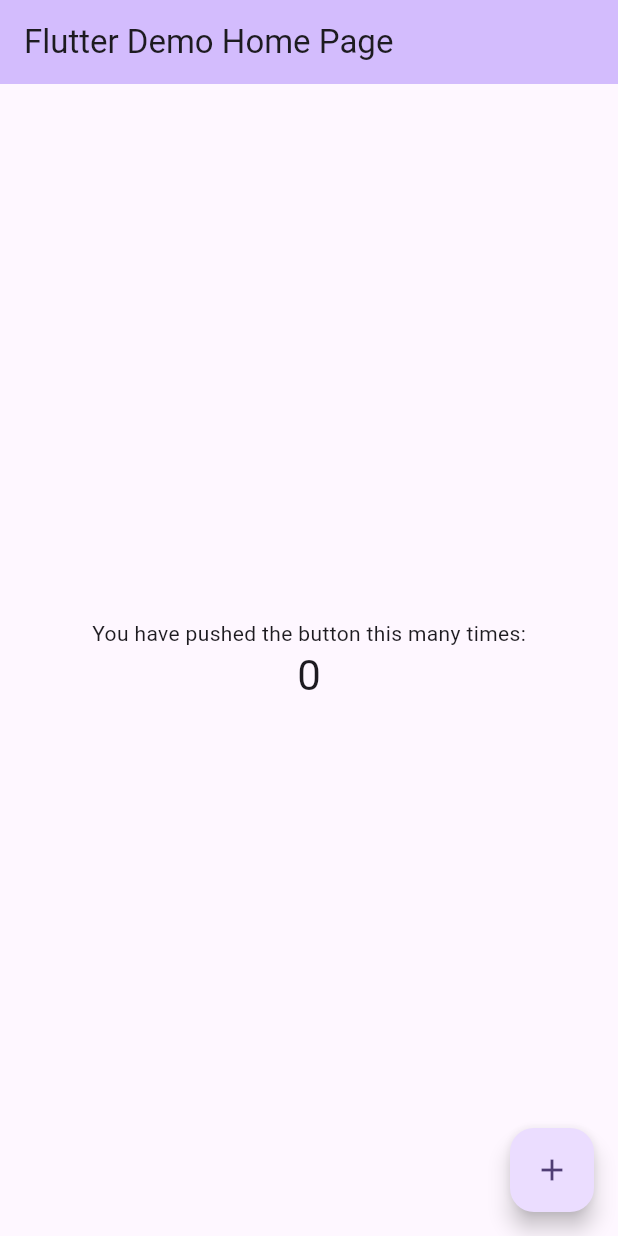
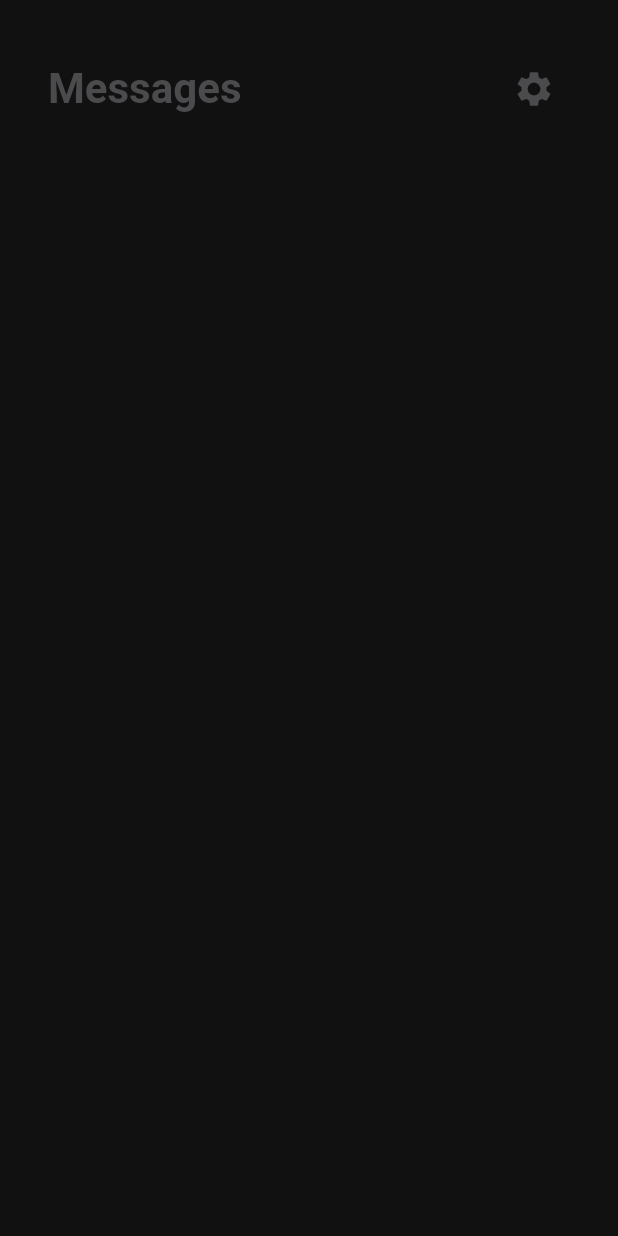
Before and after one commit to Muhammadqodir/open-control, a Flutter app: the screen it shows after launch, on a phone screen of 412 x 824 dp. Run offline on Flutter 3.47's test engine with Material 2 defaults, Android fonts, the phone set to English and light mode, and no system bars.

Commit message:
create HomePageScreen and added google-font

```diff
--- /dev/null
+++ b/opencontrol/lib/constants/constants_colors.dart
@@ -0,0 +1,5 @@
+import 'package:flutter/material.dart';
+
+const textPrimaryColor = Color(0xff4B4A4C);
+const homePageBackColor = Color(0xff121111);
+const kSecondaryColor = Color(0xffFEE6E7);
--- a/opencontrol/lib/main.dart
+++ b/opencontrol/lib/main.dart
@@ -1,125 +1,18 @@
 import 'package:flutter/material.dart';
+import 'screens/home_page_screen.dart';
 
 void main() {
   runApp(const MyApp());
 }
 
 class MyApp extends StatelessWidget {
-  const MyApp({super.key});
+  const MyApp({key});
 
   // This widget is the root of your application.
   @override
   Widget build(BuildContext context) {
     return MaterialApp(
-      title: 'Flutter Demo',
-      theme: ThemeData(
-        // This is the theme of your application.
-        //
-        // TRY THIS: Try running your application with "flutter run". You'll see
-        // the application has a blue toolbar. Then, without quitting the app,
-        // try changing the seedColor in the colorScheme below to Colors.green
-        // and then invoke "hot reload" (save your changes or press the "hot
-        // reload" button in a Flutter-supported IDE, or press "r" if you used
-        // the command line to start the app).
-        //
-        // Notice that the counter didn't reset back to zero; the application
-        // state is not lost during the reload. To reset the state, use hot
-        // restart instead.
-        //
-        // This works for code too, not just values: Most code changes can be
-        // tested with just a hot reload.
-        colorScheme: ColorScheme.fromSeed(seedColor: Colors.deepPurple),
-        useMaterial3: true,
-      ),
-      home: const MyHomePage(title: 'Flutter Demo Home Page'),
+      home: HomePageScreen(),
     );
   }
 }
-
-class MyHomePage extends StatefulWidget {
-  const MyHomePage({super.key, required this.title});
-
-  // This widget is the home page of your application. It is stateful, meaning
-  // that it has a State object (defined below) that contains fields that affect
-  // how it looks.
-
-  // This class is the configuration for the state. It holds the values (in this
-  // case the title) provided by the parent (in this case the App widget) and
-  // used by the build method of the State. Fields in a Widget subclass are
-  // always marked "final".
-
-  final String title;
-
-  @override
-  State<MyHomePage> createState() => _MyHomePageState();
-}
-
-class _MyHomePageState extends State<MyHomePage> {
-  int _counter = 0;
-
-  void _incrementCounter() {
-    setState(() {
-      // This call to setState tells the Flutter framework that something has
-      // changed in this State, which causes it to rerun the build method below
-      // so that the display can reflect the updated values. If we changed
-      // _counter without calling setState(), then the build method would not be
-      // called again, and so nothing would appear to happen.
-      _counter++;
-    });
-  }
-
-  @override
-  Widget build(BuildContext context) {
-    // This method is rerun every time setState is called, for instance as done
-    // by the _incrementCounter method above.
-    //
-    // The Flutter framework has been optimized to make rerunning build methods
-    // fast, so that you can just rebuild anything that needs updating rather
-    // than having to individually change instances of widgets.
-    return Scaffold(
-      appBar: AppBar(
-        // TRY THIS: Try changing the color here to a specific color (to
-        // Colors.amber, perhaps?) and trigger a hot reload to see the AppBar
-        // change color while the other colors stay the same.
-        backgroundColor: Theme.of(context).colorScheme.inversePrimary,
-        // Here we take the value from the MyHomePage object that was created by
-        // the App.build method, and use it to set our appbar title.
-        title: Text(widget.title),
-      ),
-      body: Center(
-        // Center is a layout widget. It takes a single child and positions it
-        // in the middle of the parent.
-        child: Column(
-          // Column is also a layout widget. It takes a list of children and
-          // arranges them vertically. By default, it sizes itself to fit its
-          // children horizontally, and tries to be as tall as its parent.
-          //
-          // Column has various properties to control how it sizes itself and
-          // how it positions its children. Here we use mainAxisAlignment to
-          // center the children vertically; the main axis here is the vertical
-          // axis because Columns are vertical (the cross axis would be
-          // horizontal).
-          //
-          // TRY THIS: Invoke "debug painting" (choose the "Toggle Debug Paint"
-          // action in the IDE, or press "p" in the console), to see the
-          // wireframe for each widget.
-          mainAxisAlignment: MainAxisAlignment.center,
-          children: <Widget>[
-            const Text(
-              'You have pushed the button this many times:',
-            ),
-            Text(
-              '$_counter',
-              style: Theme.of(context).textTheme.headlineMedium,
-            ),
-          ],
-        ),
-      ),
-      floatingActionButton: FloatingActionButton(
-        onPressed: _incrementCounter,
-        tooltip: 'Increment',
-        child: const Icon(Icons.add),
-      ), // This trailing comma makes auto-formatting nicer for build methods.
-    );
-  }
-}
--- /dev/null
+++ b/opencontrol/lib/screens/home_page_screen.dart
@@ -0,0 +1,39 @@
+import 'package:flutter/material.dart';
+import 'package:opencontrol/constants/constants_colors.dart';
+
+class HomePageScreen extends StatelessWidget {
+  const HomePageScreen({super.key});
+
+  @override
+  Widget build(BuildContext context) {
+    return Scaffold(
+      backgroundColor: homePageBackColor,
+      body: Padding(
+        padding: const EdgeInsets.symmetric(horizontal: 32, vertical: 35),
+        child: Column(
+          children: [
+            Row(
+              children: [
+                const Text(
+                  'Messages',
+                  style: TextStyle(
+                    color: textPrimaryColor,
+                    fontSize: 28,
+                    fontWeight: FontWeight.bold,
+                  ),
+                ),
+                Expanded(child: Container()),
+                IconButton(
+                  color: textPrimaryColor,
+                  iconSize: 28,
+                  onPressed: () {},
+                  icon: const Icon(Icons.settings),
+                )
+              ],
+            )
+          ],
+        ),
+      ),
+    );
+  }
+}
--- a/opencontrol/pubspec.yaml
+++ b/opencontrol/pubspec.yaml
@@ -31,10 +31,10 @@ dependencies:
   flutter:
     sdk: flutter
 
-
   # The following adds the Cupertino Icons font to your application.
   # Use with the CupertinoIcons class for iOS style icons.
   cupertino_icons: ^1.0.2
+  google_fonts: ^4.0.5
 
 dev_dependencies:
   flutter_test:
@@ -52,7 +52,6 @@ dev_dependencies:
 
 # The following section is specific to Flutter packages.
 flutter:
-
   # The following line ensures that the Material Icons font is
   # included with your application, so that you can use the icons in
   # the material Icons class.
```
Also changed, not shown: opencontrol/lib/constants/constants_texts.dart (added), opencontrol/pubspec.lock, 1 other file.
